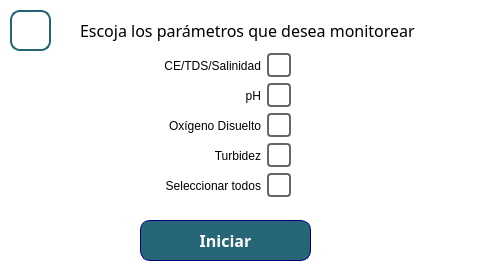
The window that src/views/MonitoringView/MonitoringSelectLandscape.ui (Giocerz/water_quality_rpi_unal) describes before a commit, drawn with Qt 5.
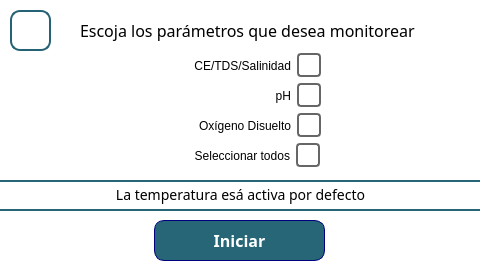
The same window after the commit.

Commit message: change: monitoring select ui

What changed in the file:
```diff
--- a/src/views/MonitoringView/MonitoringSelectLandscape.ui
+++ b/src/views/MonitoringView/MonitoringSelectLandscape.ui
@@ -43,7 +43,7 @@
    <widget class="QPushButton" name="initBtn">
     <property name="geometry">
      <rect>
-      <x>140</x>
+      <x>154</x>
       <y>220</y>
       <width>171</width>
       <height>41</height>
@@ -88,7 +88,7 @@
    <widget class="QCheckBox" name="tdsCheckBox">
     <property name="geometry">
      <rect>
-      <x>140</x>
+      <x>170</x>
       <y>50</y>
       <width>151</width>
       <height>31</height>
@@ -126,7 +126,7 @@
    <widget class="QCheckBox" name="phCheckBox">
     <property name="geometry">
      <rect>
-      <x>150</x>
+      <x>180</x>
       <y>80</y>
       <width>141</width>
       <height>31</height>
@@ -164,7 +164,7 @@
    <widget class="QCheckBox" name="oxygenCheckBox">
     <property name="geometry">
      <rect>
-      <x>120</x>
+      <x>150</x>
       <y>110</y>
       <width>171</width>
       <height>31</height>
@@ -199,44 +199,6 @@
      <string>Oxígeno Disuelto</string>
     </property>
    </widget>
-   <widget class="QCheckBox" name="turbidityCheckBox">
-    <property name="geometry">
-     <rect>
-      <x>150</x>
-      <y>140</y>
-      <width>141</width>
-      <height>31</height>
-     </rect>
-    </property>
-    <property name="layoutDirection">
-     <enum>Qt::RightToLeft</enum>
-    </property>
-    <property name="styleSheet">
-     <string notr="true">QCheckBox {
-	background-color: transparent;
-	height: 10px;
-	font: 14px &quot;Poppins&quot;;
-}
-
-QCheckBox::indicator {
-    width: 20px; /* Ancho del indicador */
-    height: 20px; /* Alto del indicador */
-    border-radius: 4px; /* Bordes redondeados */
-    border: 2px solid #666; /* Borde del indicador */
-}
-
-QCheckBox::indicator:checked {
-    background-color: #00007f; /* Color de fondo cuando está marcado */
-}
-
-QCheckBox::indicator:unchecked {
-    background-color: transparent;
-}</string>
-    </property>
-    <property name="text">
-     <string>Turbidez</string>
-    </property>
-   </widget>
    <widget class="QLabel" name="label">
     <property name="geometry">
      <rect>
@@ -253,9 +215,9 @@
    <widget class="QCheckBox" name="allCheckBox">
     <property name="geometry">
      <rect>
-      <x>110</x>
-      <y>170</y>
-      <width>181</width>
+      <x>159</x>
+      <y>140</y>
+      <width>161</width>
       <height>31</height>
      </rect>
     </property>
@@ -301,6 +263,27 @@
      <string/>
     </property>
    </widget>
+   <widget class="QLabel" name="label_2">
+    <property name="geometry">
+     <rect>
+      <x>-10</x>
+      <y>180</y>
+      <width>501</width>
+      <height>31</height>
+     </rect>
+    </property>
+    <property name="styleSheet">
+     <string notr="true">font-size: 14px;
+border: 2px solid #266676;
+background: transparent;</string>
+    </property>
+    <property name="text">
+     <string>&lt;html&gt;&lt;head/&gt;&lt;body&gt;&lt;p&gt;La temperatura  esá activa por defecto&lt;/p&gt;&lt;/body&gt;&lt;/html&gt;</string>
+    </property>
+    <property name="alignment">
+     <set>Qt::AlignCenter</set>
+    </property>
+   </widget>
   </widget>
  </widget>
  <resources/>
```
The commit also changes 5 other files.
